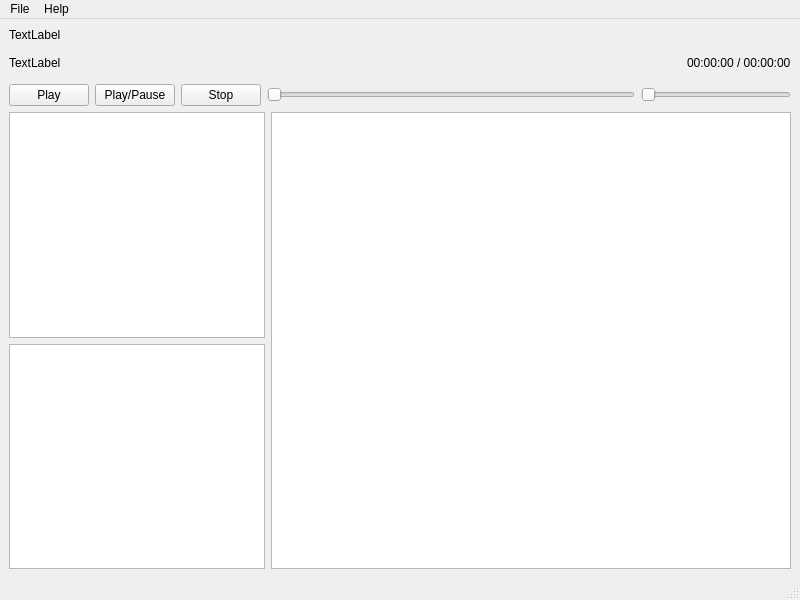
This is mainwindow.ui in TechnoMag82/mocp_gui as Qt 5 draws it before an edit. The edited form follows.
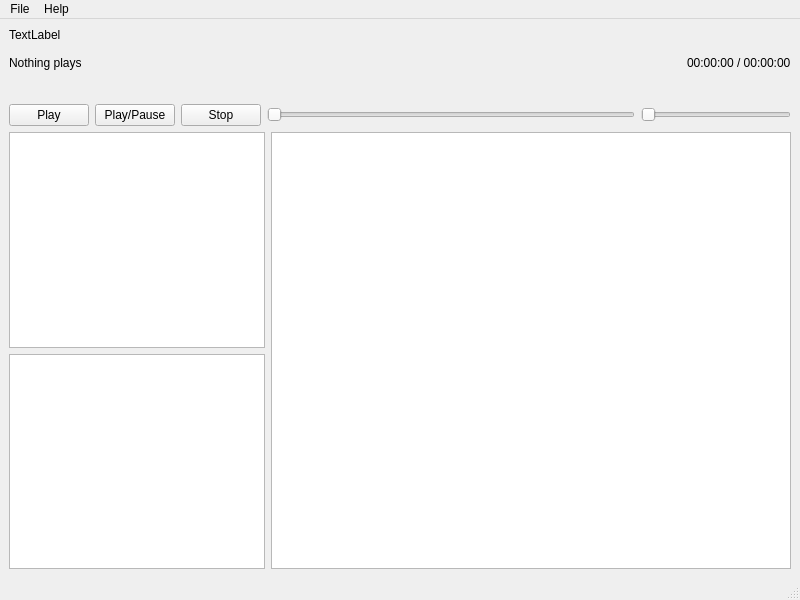
This is the edited form.

Commit message: Implemented play song from playlist

The edit to the form file:
```diff
--- a/mainwindow.ui
+++ b/mainwindow.ui
@@ -66,7 +66,7 @@
            </size>
           </property>
           <property name="text">
-           <string>TextLabel</string>
+           <string>Nothing plays</string>
           </property>
          </widget>
         </item>
@@ -97,6 +97,13 @@
         </item>
        </layout>
       </item>
+      <item>
+       <widget class="QLabel" name="labelTitle">
+        <property name="text">
+         <string/>
+        </property>
+       </widget>
+      </item>
       <item>
        <layout class="QHBoxLayout" name="horizontalLayout">
         <property name="sizeConstraint">
@@ -186,7 +193,14 @@
        </layout>
       </item>
       <item>
-       <widget class="QListView" name="listView"/>
+       <widget class="QTableView" name="tableViewPlaylist">
+        <property name="selectionMode">
+         <enum>QAbstractItemView::SingleSelection</enum>
+        </property>
+        <property name="selectionBehavior">
+         <enum>QAbstractItemView::SelectRows</enum>
+        </property>
+       </widget>
       </item>
      </layout>
     </item>
```
Left out of the diff: 14 changed lines with no effect on the pictures. The commit also changes 22 other files.
